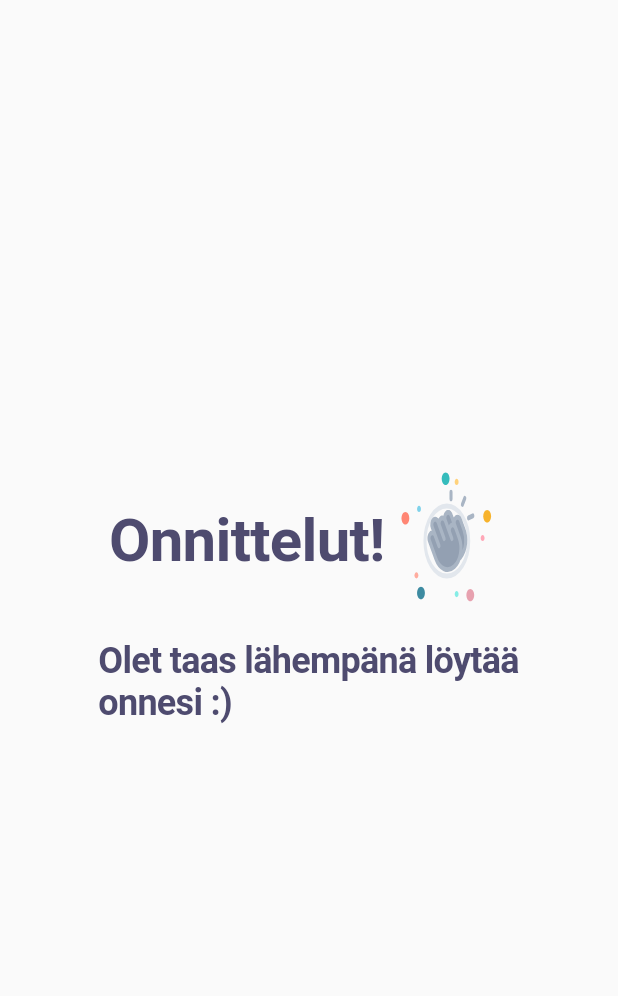
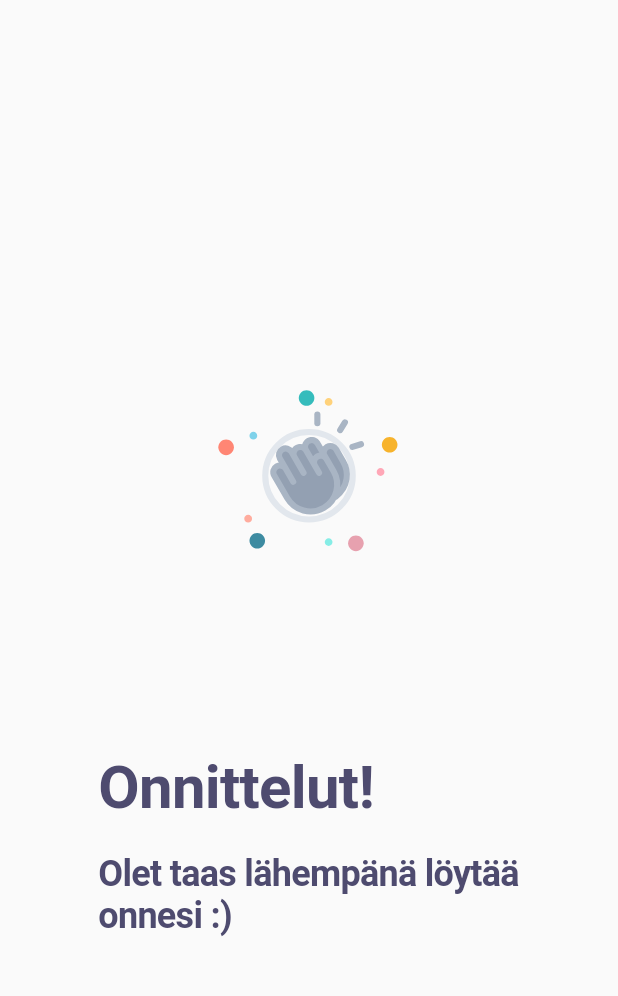
Before and after one commit to EetuKaL/kinder, a Flutter app: the screen it shows after launch, on a phone screen of 412 x 824 dp, the part 77-1073 px from its top. Run offline on Flutter 3.47's test engine with Material 2 defaults, Android fonts, the phone set to English and light mode, and no system bars; our stand-ins replace cloud_firestore, firebase_core, fluttertoast, lottie; accounts and stored records are empty; Roboto replaces fonts that are missing (Montagu Slab).

Commit message:
styling fixes

```diff
--- a/frontend/lib/main.dart
+++ b/frontend/lib/main.dart
@@ -23,7 +23,6 @@ class MyApp extends StatefulWidget {
 }
 
 class _MyAppState extends State<MyApp> {
-  // This widget is the root of your application.
   @override
   Widget build(BuildContext context) {
     return MaterialApp(
--- a/frontend/lib/pages/suggestion_page.dart
+++ b/frontend/lib/pages/suggestion_page.dart
@@ -28,7 +28,7 @@ class _SuggestionPageState extends State<SuggestionPage> {
   @override
   Widget build(BuildContext context) {
     final provider = Provider.of<CardProvider>(context, listen: false);
-
+    final theme = Theme.of(context);
     AppScale _scale = AppScale(context);
     return Scaffold(
         extendBodyBehindAppBar: true,
@@ -41,11 +41,11 @@ class _SuggestionPageState extends State<SuggestionPage> {
               child: Consumer<CardProvider>(builder: (context, value, child) {
                 return !provider.isLoading
                     ? buildCards(value.profiles)
-                    : const Padding(
-                        padding: EdgeInsets.only(
+                    : Padding(
+                        padding: const EdgeInsets.only(
                             left: 50, right: 50, top: 150, bottom: 150),
                         child: CircularProgressIndicator(
-                          color: Color(0xFF4E4B6F),
+                          color: theme.colorScheme.primary,
                           strokeWidth: 10,
                         ),
                       );
--- a/frontend/lib/widgets/cards_empty.dart
+++ b/frontend/lib/widgets/cards_empty.dart
@@ -17,31 +17,30 @@ class CardsEmpty extends StatelessWidget {
             child: Column(
               mainAxisAlignment: MainAxisAlignment.center,
               children: [
+                Lottie.asset('assets/animation_clap.json',
+                    width: _scale.cardWidth / 2,
+                    height: _scale.cardHeight / 2,
+                    fit: BoxFit.contain,
+                    frameRate: FrameRate(30)),
+                Column(
+                  crossAxisAlignment: CrossAxisAlignment.start,
+                  children: [
                     Padding(
-                  padding: const EdgeInsets.all(0),
-                  child: Row(
-                    crossAxisAlignment: CrossAxisAlignment.center,
-                    mainAxisAlignment: MainAxisAlignment.center,
-                    children: [
-                      Text('Onnittelut!',
-                          textAlign: TextAlign.center,
+                      padding: const EdgeInsets.only(top: 20, left: 0),
+                      child: Text('Onnittelut!',
+                          textAlign: TextAlign.left,
                           style: theme.textTheme.displayLarge),
-                      Lottie.asset('assets/animation_clap.json',
-                          width: _scale.cardWidth / 4,
-                          height: _scale.cardHeight / 5,
-                          fit: BoxFit.fill,
-                          frameRate: FrameRate(30)),
-                    ],
-                  ),
                     ),
                     Padding(
-                  padding: const EdgeInsets.only(),
+                      padding: const EdgeInsets.only(top: 20.0),
                       child: Text('Olet taas lähempänä löytää onnesi :)',
                           textWidthBasis: TextWidthBasis.longestLine,
                           textAlign: TextAlign.left,
                           style: theme.textTheme.displayMedium),
                     ),
                   ],
+                )
+              ],
             )));
   }
 }
```
Also changed, not shown: frontend/lib/components/theme.dart (+9 -2 lines), frontend/lib/widgets/kinder_card_styling.dart (+25 -3 lines). Lines whose indentation alone changed are shown as unchanged.
